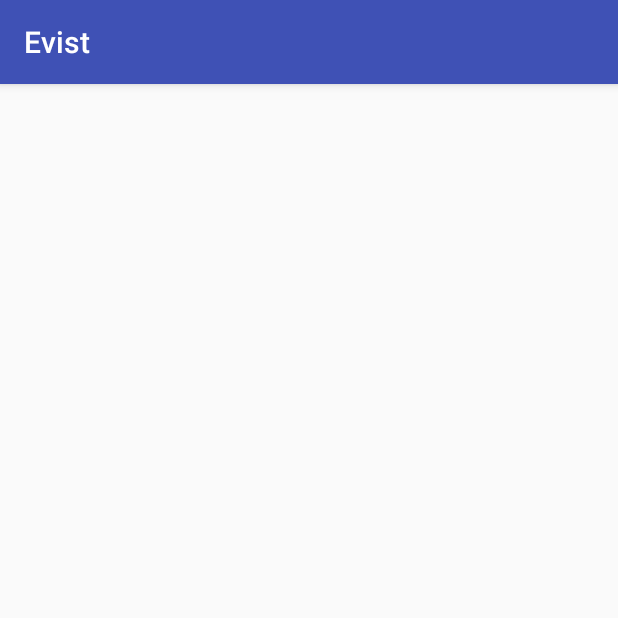
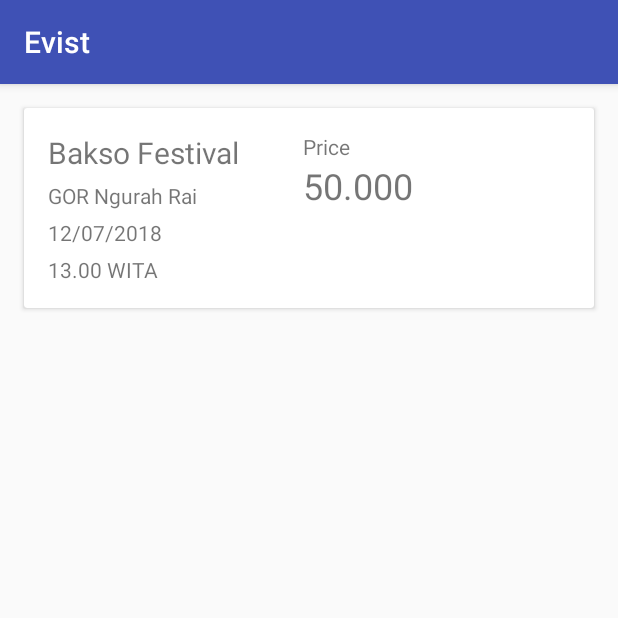
Before and after one commit to jhonsalya/Evist, an Android app: the PurchasedActivity screen opened directly, with no data from a screen before it, on a phone screen of 412 x 824 dp, the top half of it. Run offline under Robolectric (Android 15) with nearby library versions, the phone set to English and light mode, and no system bars.

Commit message:
new activity - add event activity interface finished - edit event activity

```diff
--- a/app/src/main/AndroidManifest.xml
+++ b/app/src/main/AndroidManifest.xml
@@ -26,7 +26,11 @@
         <activity android:name=".UnpaidActivity" />
         <activity android:name=".UnpaidDetailActivity" />
         <activity android:name=".UploadReceiptActivity" />
-        <activity android:name=".PurchasedActivity"></activity>
+        <activity android:name=".PurchasedActivity" />
+        <activity android:name=".UserProfileActivity" />
+        <activity android:name=".AddEventActivity" />
+        <activity android:name=".PaymentConfirmActivity" />
+        <activity android:name=".EditEventActivity"></activity>
     </application>
 
 </manifest>
--- a/app/src/main/res/layout/activity_purchased.xml
+++ b/app/src/main/res/layout/activity_purchased.xml
@@ -1,9 +1,90 @@
 <?xml version="1.0" encoding="utf-8"?>
-<android.support.constraint.ConstraintLayout xmlns:android="http://schemas.android.com/apk/res/android"
+<ScrollView xmlns:android="http://schemas.android.com/apk/res/android"
     xmlns:app="http://schemas.android.com/apk/res-auto"
     xmlns:tools="http://schemas.android.com/tools"
     android:layout_width="match_parent"
     android:layout_height="match_parent"
     tools:context=".PurchasedActivity">
 
-</android.support.constraint.ConstraintLayout>
+    <LinearLayout
+        android:layout_width="match_parent"
+        android:layout_height="wrap_content"
+        android:orientation="vertical">
+
+        <android.support.v7.widget.CardView
+            android:layout_margin="@dimen/activity_horizontal_margin"
+            android:layout_width="match_parent"
+            android:layout_height="wrap_content">
+            <LinearLayout
+                android:orientation="horizontal"
+                android:layout_width="match_parent"
+                android:layout_height="wrap_content">
+
+                <LinearLayout
+                    android:padding="@dimen/activity_vertical_margin"
+                    android:orientation="vertical"
+                    android:layout_width="wrap_content"
+                    android:layout_height="wrap_content">
+                    <TextView
+                        android:id="@+id/event_name"
+                        android:text="Bakso Festival"
+                        android:textSize="20dp"
+                        android:layout_width="wrap_content"
+                        android:layout_height="wrap_content"
+                        />
+                    <TextView
+                        android:id="@+id/event_location"
+                        android:text="GOR Ngurah Rai"
+                        android:layout_marginTop="5dp"
+                        android:layout_width="wrap_content"
+                        android:layout_height="wrap_content"
+                        />
+                    <TextView
+                        android:id="@+id/event_date"
+                        android:text="12/07/2018"
+                        android:layout_marginTop="5dp"
+                        android:layout_width="wrap_content"
+                        android:layout_height="wrap_content"
+                        />
+                    <TextView
+                        android:id="@+id/event_time"
+                        android:text="13.00 WITA"
+                        android:layout_marginTop="5dp"
+                        android:layout_width="wrap_content"
+                        android:layout_height="wrap_content"
+                        />
+                </LinearLayout>
+
+                <LinearLayout
+                    android:padding="@dimen/activity_horizontal_margin"
+                    android:layout_marginLeft="10dp"
+                    android:orientation="vertical"
+                    android:layout_width="match_parent"
+                    android:layout_height="wrap_content"
+                    android:weightSum="1">
+
+                    <TextView
+                        android:id="@+id/event_price"
+                        android:layout_width="wrap_content"
+                        android:layout_height="wrap_content"
+                        android:text="Price" />
+
+                    <TextView
+                        android:id="@+id/event_price_num"
+                        android:layout_width="wrap_content"
+                        android:layout_height="wrap_content"
+
+                        android:layout_alignBottom="@+id/time"
+                        android:layout_alignLeft="@+id/fee"
+                        android:layout_alignStart="@+id/fee"
+                        android:text="50.000"
+                        android:textSize="24sp" />
+
+                </LinearLayout>
+
+            </LinearLayout>
+        </android.support.v7.widget.CardView>
+
+    </LinearLayout>
+
+</ScrollView>
--- a/app/src/main/res/values/dimens.xml
+++ b/app/src/main/res/values/dimens.xml
@@ -5,4 +5,5 @@
     <dimen name="nav_header_vertical_spacing">8dp</dimen>
     <dimen name="nav_header_height">176dp</dimen>
     <dimen name="fab_margin">16dp</dimen>
+    <dimen name="user_profile_margin">9dp</dimen>
 </resources>
```
Also changed, not shown: app/src/main/java/com/example/jhonsalya/evist/AddEventActivity.java (added, +13 -0 lines), app/src/main/java/com/example/jhonsalya/evist/EditEventActivity.java (added, +13 -0 lines), app/src/main/java/com/example/jhonsalya/evist/PaymentConfirmActivity.java (added, +13 -0 lines), app/src/main/java/com/example/jhonsalya/evist/UserProfileActivity.java (added, +13 -0 lines), app/src/main/res/drawable/ic_account_box_black_24dp.xml (added, +9 -0 lines), app/src/main/res/drawable/ic_add_a_photo_black_24dp.xml (added, +9 -0 lines), app/src/main/res/drawable/ic_add_to_photos_black_24dp.xml (added, +9 -0 lines), app/src/main/res/drawable/ic_settings_black_24dp.xml (added, +9 -0 lines), app/src/main/res/layout/activity_add_event.xml (added, +342 -0 lines), app/src/main/res/layout/activity_edit_event.xml (added, +9 -0 lines), app/src/main/res/layout/activity_payment_confirm.xml (added, +9 -0 lines), app/src/main/res/layout/activity_user_profile.xml (added, +156 -0 lines).
